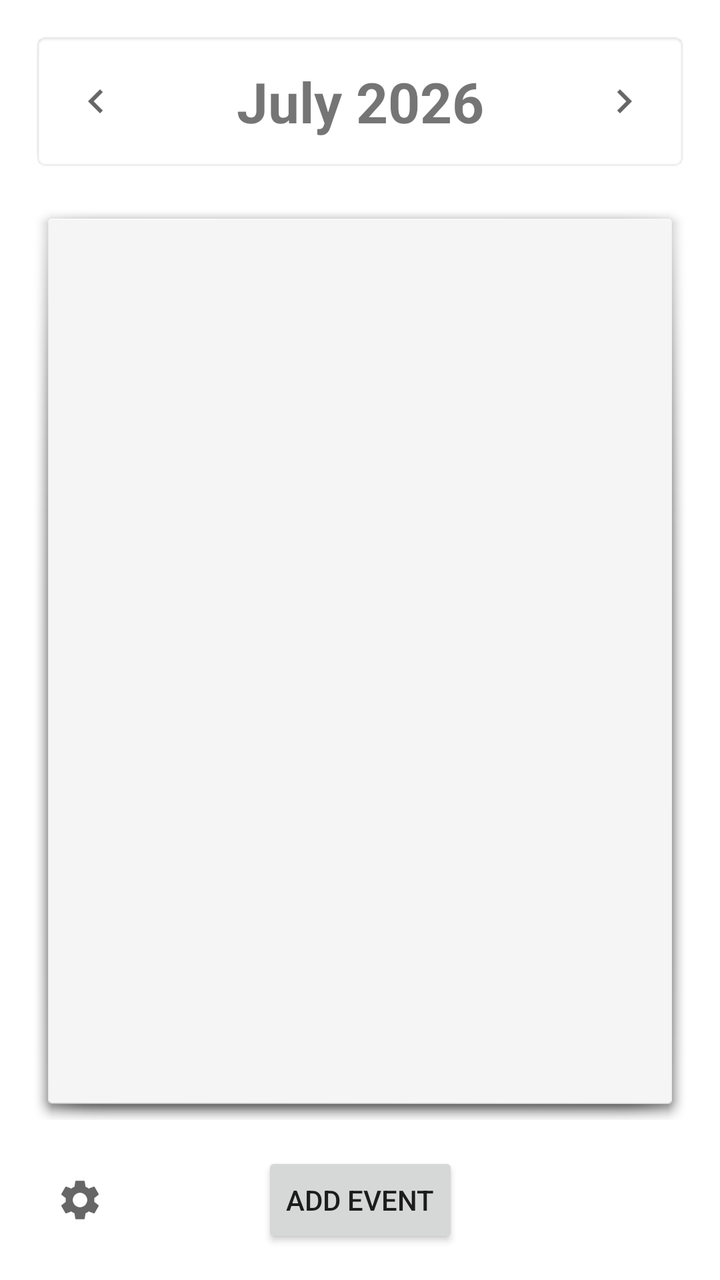
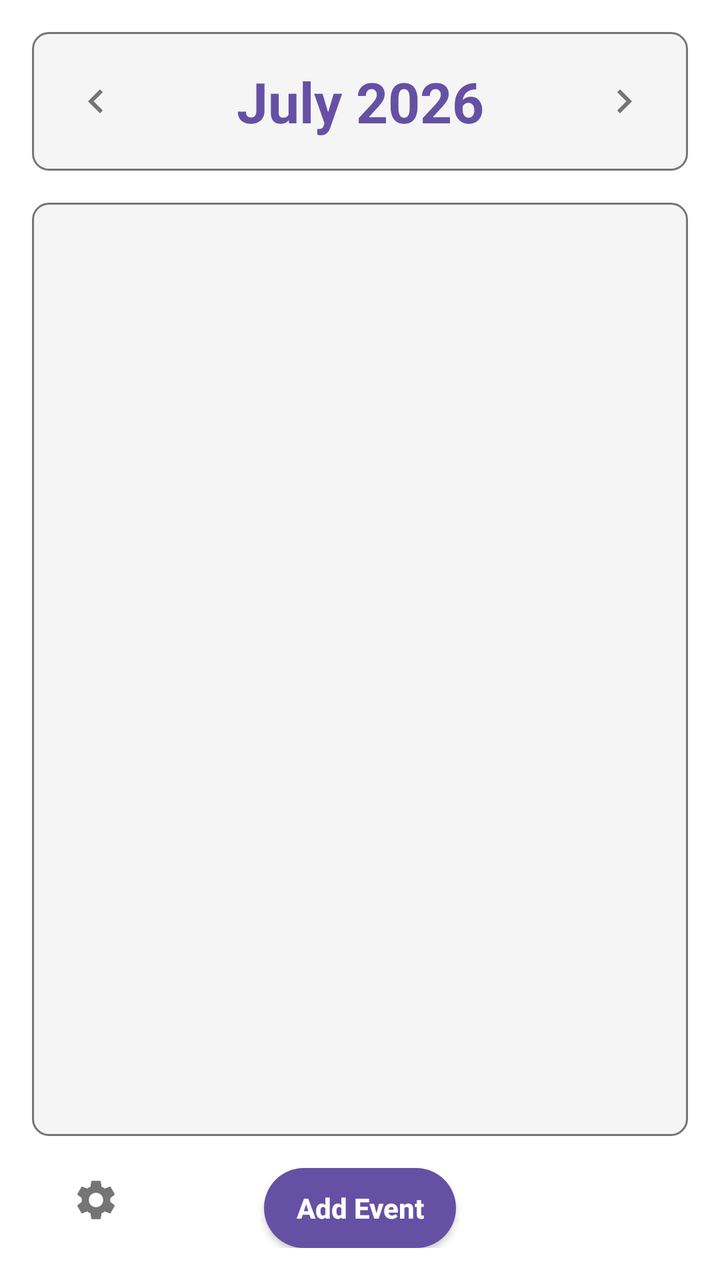

An Android layout rendered at two revisions. The XML below is the earlier revision; the diff shows what the commit changed to produce the second picture.
<!-- AndroidManifest.xml: application theme Theme.CS422PanicPlanner -->
<!-- res/layout/calendar_main.xml -->
<?xml version="1.0" encoding="utf-8"?>
<androidx.constraintlayout.widget.ConstraintLayout xmlns:android="http://schemas.android.com/apk/res/android"
    xmlns:app="http://schemas.android.com/apk/res-auto"
    android:layout_width="match_parent"
    android:layout_height="match_parent"
    android:background="@android:color/white"
    android:fitsSystemWindows="true"
    android:padding="16dp">

    
    <LinearLayout
        android:id="@+id/month_navigation_bar"
        android:layout_width="0dp"
        android:layout_height="wrap_content"
        android:background="@android:drawable/editbox_background"
        android:gravity="center"
        android:orientation="horizontal"
        android:padding="8dp"
        app:layout_constraintEnd_toEndOf="parent"
        app:layout_constraintStart_toStartOf="parent"
        app:layout_constraintTop_toTopOf="parent">

        <ImageButton
            android:id="@+id/btn_prev_month"
            android:layout_width="48dp"
            android:layout_height="48dp"
            android:background="?android:attr/selectableItemBackgroundBorderless"
            android:contentDescription="Previous Month"
            android:src="@drawable/ic_chevron_left" />

        <TextView
            android:id="@+id/header_month"
            android:layout_width="0dp"
            android:layout_height="wrap_content"
            android:layout_weight="1"
            android:clickable="true"
            android:focusable="true"
            android:gravity="center"
            android:padding="8dp"
            android:text="July 2026"
            android:textSize="28sp"
            android:textStyle="bold" />

        <ImageButton
            android:id="@+id/btn_next_month"
            android:layout_width="48dp"
            android:layout_height="48dp"
            android:background="?android:attr/selectableItemBackgroundBorderless"
            android:contentDescription="Next Month"
            android:src="@drawable/ic_chevron_right" />
    </LinearLayout>

    
    <FrameLayout
        android:id="@+id/calendar_container"
        android:layout_width="0dp"
        android:layout_height="0dp"
        android:layout_marginTop="16dp"
        android:layout_marginBottom="16dp"
        android:background="@android:drawable/dialog_holo_light_frame"
        android:padding="4dp"
        app:layout_constraintBottom_toTopOf="@+id/btn_add_event"
        app:layout_constraintEnd_toEndOf="parent"
        app:layout_constraintStart_toStartOf="parent"
        app:layout_constraintTop_toBottomOf="@+id/month_navigation_bar">

        <androidx.recyclerview.widget.RecyclerView
            android:id="@+id/rv_calendar"
            android:layout_width="match_parent"
            android:layout_height="match_parent"
            android:scrollbars="vertical" />
    </FrameLayout>

    
    <ImageButton
        android:id="@+id/btn_settings"
        android:layout_width="48dp"
        android:layout_height="48dp"
        android:background="?android:attr/selectableItemBackgroundBorderless"
        android:contentDescription="Settings"
        android:src="@drawable/ic_settings"
        app:layout_constraintBottom_toBottomOf="parent"
        app:layout_constraintStart_toStartOf="parent" />

    
    <Button
        android:id="@+id/btn_add_event"
        style="?android:attr/buttonStyleSmall"
        android:layout_width="wrap_content"
        android:layout_height="wrap_content"
        android:text="Add Event"
        app:layout_constraintBottom_toBottomOf="parent"
        app:layout_constraintEnd_toEndOf="parent"
        app:layout_constraintStart_toStartOf="parent" />

</androidx.constraintlayout.widget.ConstraintLayout>
<!-- resources referenced by this layout -->
<resources>
  <!-- drawable ic_chevron_left (drawable) -->
  <vector xmlns:android="http://schemas.android.com/apk/res/android"
      android:width="24dp"
      android:height="24dp"
      android:viewportWidth="24"
      android:viewportHeight="24"
      android:tint="?attr/colorControlNormal">
    <path
        android:fillColor="@android:color/white"
        android:pathData="M15.41,7.41L14,6l-6,6 6,6 1.41,-1.41L10.83,12z"/>
  </vector>
  <!-- drawable ic_chevron_right (drawable) -->
  <vector xmlns:android="http://schemas.android.com/apk/res/android"
      android:width="24dp"
      android:height="24dp"
      android:viewportWidth="24"
      android:viewportHeight="24"
      android:tint="?attr/colorControlNormal">
    <path
        android:fillColor="@android:color/white"
        android:pathData="M10,6L8.59,7.41 13.17,12l-4.58,4.59L10,18l6,-6z"/>
  </vector>
  <style name="Theme.CS422PanicPlanner" parent="Theme.AppCompat.Light.NoActionBar">
          <item name="android:windowBackground">@android:color/white</item>
      </style>
  <!-- unchanged entries left out for length: 1 -->
</resources>

<!-- the commit's change to res/layout/calendar_main.xml (unified diff, before → after) -->
@@ -3,7 +3,7 @@
     xmlns:app="http://schemas.android.com/apk/res-auto"
     android:layout_width="match_parent"
     android:layout_height="match_parent"
-    android:background="@android:color/white"
+    android:background="?android:attr/windowBackground"
     android:fitsSystemWindows="true"
     android:padding="16dp">
 
@@ -12,7 +12,7 @@
         android:id="@+id/month_navigation_bar"
         android:layout_width="0dp"
         android:layout_height="wrap_content"
-        android:background="@android:drawable/editbox_background"
+        android:background="@drawable/bg_container"
         android:gravity="center"
         android:orientation="horizontal"
         android:padding="8dp"
@@ -26,7 +26,8 @@
             android:layout_height="48dp"
             android:background="?android:attr/selectableItemBackgroundBorderless"
             android:contentDescription="Previous Month"
-            android:src="@drawable/ic_chevron_left" />
+            android:src="@drawable/ic_chevron_left"
+            app:tint="?attr/colorPrimary" />
 
         <TextView
             android:id="@+id/header_month"
@@ -38,6 +39,7 @@
             android:gravity="center"
             android:padding="8dp"
             android:text="July 2026"
+            android:textColor="?attr/colorPrimary"
             android:textSize="28sp"
             android:textStyle="bold" />
 
@@ -47,7 +49,8 @@
             android:layout_height="48dp"
             android:background="?android:attr/selectableItemBackgroundBorderless"
             android:contentDescription="Next Month"
-            android:src="@drawable/ic_chevron_right" />
+            android:src="@drawable/ic_chevron_right"
+            app:tint="?attr/colorPrimary" />
     </LinearLayout>
 
     
@@ -57,7 +60,7 @@
         android:layout_height="0dp"
         android:layout_marginTop="16dp"
         android:layout_marginBottom="16dp"
-        android:background="@android:drawable/dialog_holo_light_frame"
+        android:background="@drawable/bg_container"
         android:padding="4dp"
         app:layout_constraintBottom_toTopOf="@+id/btn_add_event"
         app:layout_constraintEnd_toEndOf="parent"
@@ -76,9 +79,11 @@
         android:id="@+id/btn_settings"
         android:layout_width="48dp"
         android:layout_height="48dp"
+        android:layout_marginStart="8dp"
         android:background="?android:attr/selectableItemBackgroundBorderless"
         android:contentDescription="Settings"
         android:src="@drawable/ic_settings"
+        app:tint="?attr/colorPrimary"
         app:layout_constraintBottom_toBottomOf="parent"
         app:layout_constraintStart_toStartOf="parent" />
 
<!-- resource entries referenced after the edit -->
@@ -1,5 +1,14 @@
 <!-- resources referenced by this layout -->
 <resources>
+  <!-- drawable bg_container (drawable) -->
+  <?xml version="1.0" encoding="utf-8"?>
+  <shape xmlns:android="http://schemas.android.com/apk/res/android">
+      <solid android:color="?android:attr/colorBackground" />
+      <stroke
+          android:width="1dp"
+          android:color="?android:attr/textColorSecondary" />
+      <corners android:radius="8dp" />
+  </shape>
   <!-- drawable ic_chevron_left (drawable) -->
   <vector xmlns:android="http://schemas.android.com/apk/res/android"
       android:width="24dp"
@@ -22,9 +31,64 @@
         android:fillColor="@android:color/white"
         android:pathData="M10,6L8.59,7.41 13.17,12l-4.58,4.59L10,18l6,-6z"/>
   </vector>
-  <style name="Theme.CS422PanicPlanner" parent="Theme.AppCompat.Light.NoActionBar">
-          <item name="android:windowBackground">@android:color/white</item>
+  <style name="Theme.CS422PanicPlanner" parent="Theme.AppCompat.DayNight.NoActionBar">
+          <item name="android:windowBackground">@color/white</item>
+          <item name="android:colorBackground">#F5F5F5</item>
+  
+          <item name="colorPrimary">@color/purple_500</item>
+          <item name="colorPrimaryDark">@color/purple_700</item>
+          <item name="colorAccent">@color/purple_500</item>
+  
+          <item name="android:textColorPrimary">@color/black</item>
+          <item name="android:textColorSecondary">#757575</item>
+  
+          <item name="android:statusBarColor">@color/white</item>
+  
+          <item name="alertDialogTheme">@style/Theme.App.AlertDialog</item>
+          <item name="android:alertDialogTheme">@style/Theme.App.AlertDialog</item>
+  
+          
+          <item name="buttonStyle">@style/Widget.App.Button</item>
+          <item name="android:buttonStyleSmall">@style/Widget.App.Button.Small</item>
       </style>
+  <color name="white">#FFFFFFFF</color>
+  <color name="purple_500">#6650A4</color>
+  <color name="purple_700">#4F378B</color>
+  <color name="black">#FF000000</color>
+  <style name="Theme.App.AlertDialog" parent="Theme.AppCompat.Light.Dialog.Alert">
+          <item name="colorAccent">@color/purple_500</item>
+      </style>
+  <style name="Widget.App.Button" parent="Widget.AppCompat.Button">
+          <item name="android:background">@drawable/bg_button_rounded</item>
+          <item name="android:backgroundTint">@color/purple_500</item>
+          <item name="android:textColor">@color/white</item>
+          <item name="android:textAllCaps">false</item>
+          <item name="android:minHeight">48dp</item>
+          <item name="android:paddingStart">24dp</item>
+          <item name="android:paddingEnd">24dp</item>
+          <item name="android:textStyle">bold</item>
+      </style>
+  <style name="Widget.App.Button.Small" parent="Widget.AppCompat.Button.Small">
+          <item name="android:background">@drawable/bg_button_rounded</item>
+          <item name="android:backgroundTint">@color/purple_500</item>
+          <item name="android:textColor">@color/white</item>
+          <item name="android:textAllCaps">false</item>
+          <item name="android:minHeight">40dp</item>
+          <item name="android:paddingStart">16dp</item>
+          <item name="android:paddingEnd">16dp</item>
+          <item name="android:textStyle">bold</item>
+      </style>
+  <!-- drawable bg_button_rounded (drawable) -->
+  <?xml version="1.0" encoding="utf-8"?>
+  <ripple xmlns:android="http://schemas.android.com/apk/res/android"
+      android:color="?attr/colorControlHighlight">
+      <item>
+          <shape android:shape="rectangle">
+              <solid android:color="@android:color/white" /> 
+              <corners android:radius="100dp" />
+          </shape>
+      </item>
+  </ripple>
   <!-- unchanged entries left out for length: 1 -->
 </resources>
 
